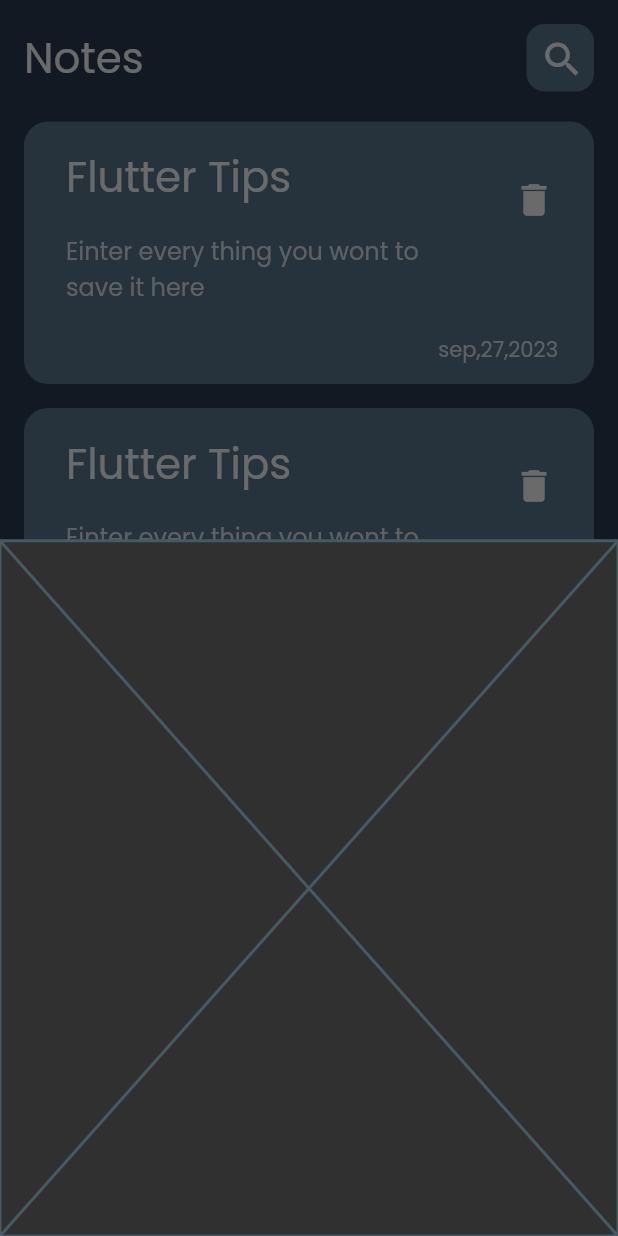
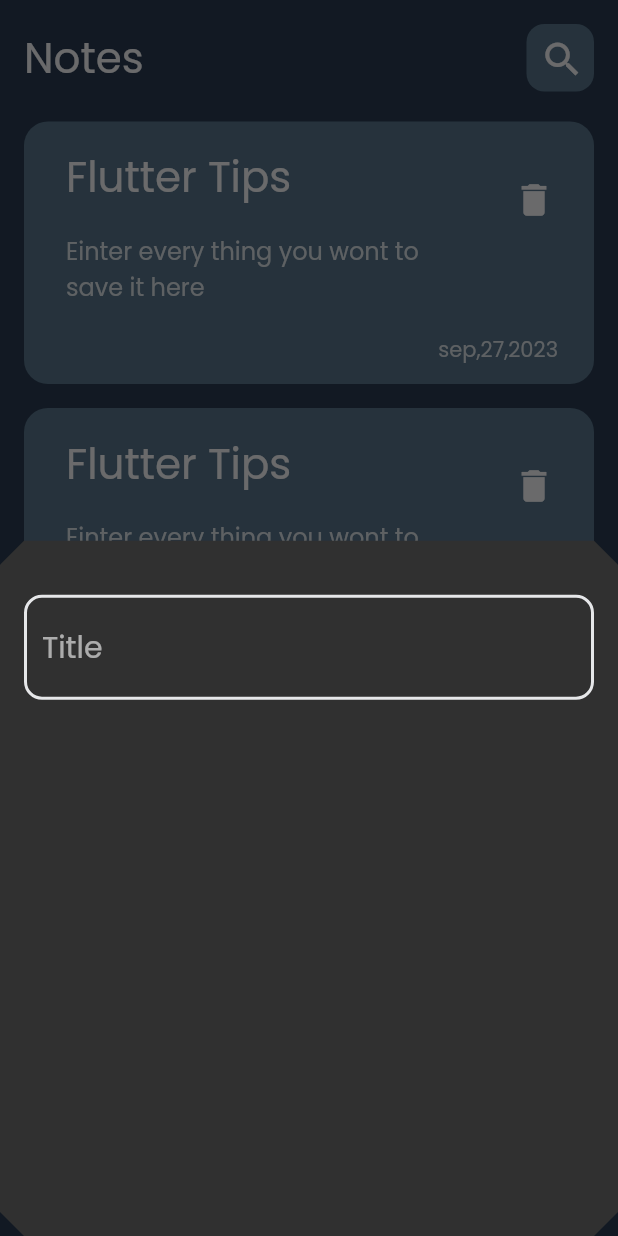
Before and after one commit to MohamedMohamedSaleh/notes_app, a Flutter app: the screen it shows after launch, after a tap on the "add" icon, on a phone screen of 412 x 824 dp. Run offline on Flutter 3.47's test engine with Material 2 defaults, Android fonts, the phone set to English and light mode, and no system bars.

Commit message:
create text field

```diff
--- a/lib/views/notes_view.dart
+++ b/lib/views/notes_view.dart
@@ -14,6 +14,9 @@ class NotesView extends StatelessWidget {
         backgroundColor: myBlackLight,
         onPressed: () {
           showModalBottomSheet(
+              shape: BeveledRectangleBorder(
+                borderRadius: BorderRadius.circular(16)
+              ),
               context: context,
               builder: (context) {
                 return const AddNoteBottomSheet();
--- a/lib/views/widgets/add_note_bottom_sheet.dart
+++ b/lib/views/widgets/add_note_bottom_sheet.dart
@@ -1,9 +1,17 @@
 import 'package:flutter/material.dart';
+
+import 'custom_text_field.dart';
+
 class AddNoteBottomSheet extends StatelessWidget {
   const AddNoteBottomSheet({super.key});
 
   @override
   Widget build(BuildContext context) {
-    return const Placeholder();
+    return const Padding(
+      padding: EdgeInsets.only(top: 36 , right: 16, left: 16),
+      child: Column(
+        children: [CustomTextField()],
+      ),
+    );
   }
 }
--- /dev/null
+++ b/lib/views/widgets/custom_text_field.dart
@@ -0,0 +1,31 @@
+import 'package:flutter/material.dart';
+import 'package:notes_app/constants/colors.dart';
+
+class CustomTextField extends StatelessWidget {
+  const CustomTextField({super.key});
+
+  @override
+  Widget build(BuildContext context) {
+    return TextField(
+      decoration: InputDecoration(
+        floatingLabelStyle: TextStyle(fontSize: 20),
+          hintText: 'Title',
+          hintStyle: const TextStyle(
+            fontSize: 20,
+          ),
+          border: buildBorder(),
+          enabledBorder: buildBorder(),
+          focusedBorder: buildBorder(Colors.blue[700])),
+    );
+  }
+
+  OutlineInputBorder buildBorder([color]) {
+    return OutlineInputBorder(
+      borderRadius: BorderRadius.circular(12),
+      borderSide: BorderSide(
+        color: color ?? myWhite,
+        width: 2,
+      ),
+    );
+  }
+}
```
